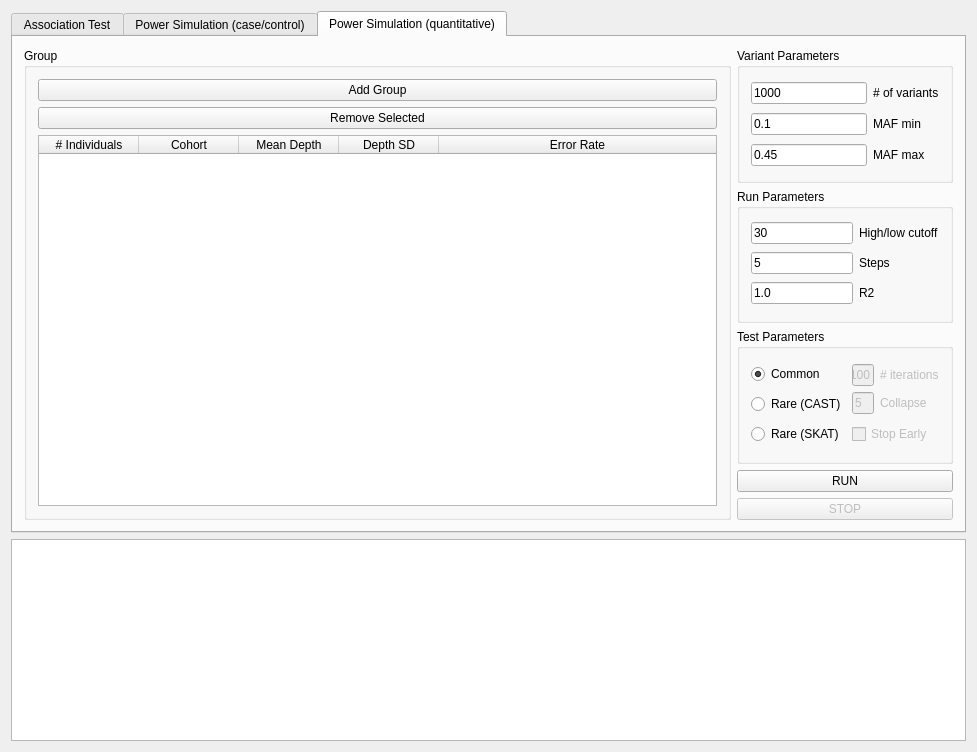
Before: the Qt Designer form gui/ui/mainwindow.ui in ScottMastro/VikNGS, drawn with Qt 5.
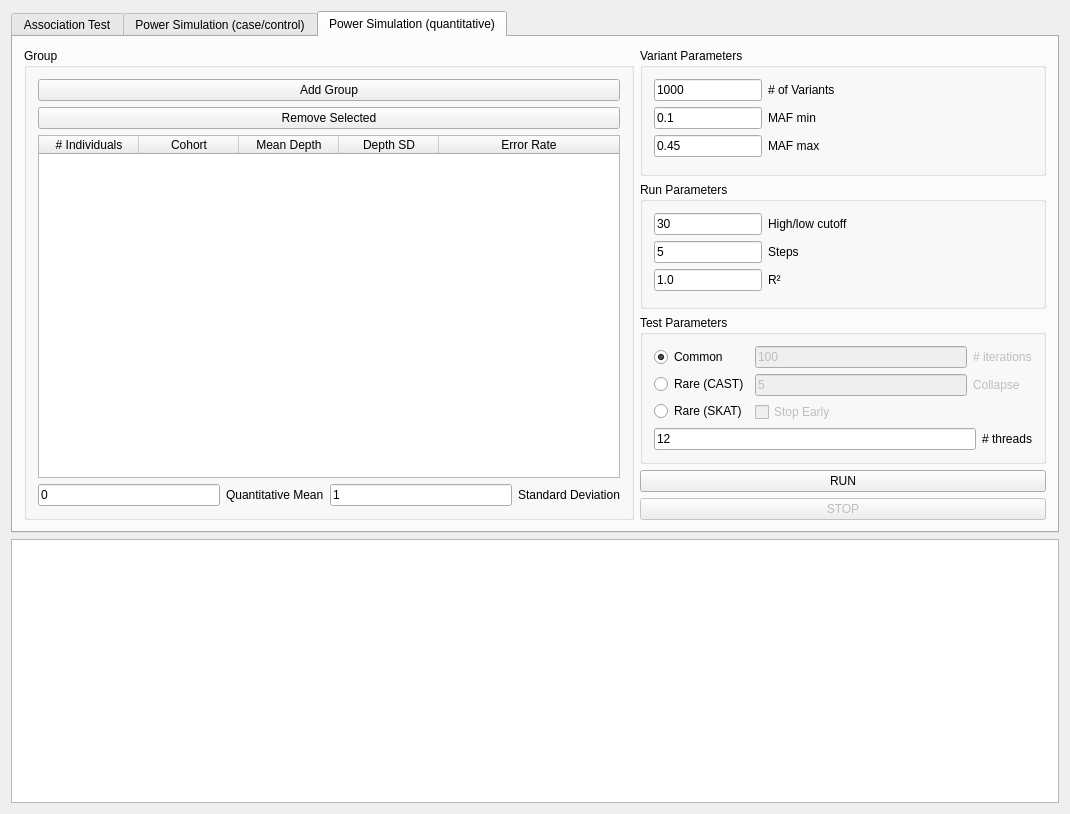
After: the same form once the commit is applied. The open tabs and pages were chosen to show the change.

Patch:
```diff
--- a/gui/ui/mainwindow.ui
+++ b/gui/ui/mainwindow.ui
@@ -6,8 +6,8 @@
    <rect>
     <x>0</x>
     <y>0</y>
-    <width>977</width>
-    <height>752</height>
+    <width>1070</width>
+    <height>814</height>
    </rect>
   </property>
   <property name="windowTitle">
@@ -958,7 +958,7 @@
        <attribute name="title">
         <string>Power Simulation (quantitative)</string>
        </attribute>
-       <layout class="QHBoxLayout" name="horizontalLayout_10" stretch="4,1">
+       <layout class="QHBoxLayout" name="horizontalLayout_10" stretch="3,2">
         <item>
          <widget class="QGroupBox" name="qsim_groupGrp">
           <property name="title">
@@ -1021,6 +1021,44 @@
              </column>
             </widget>
            </item>
+           <item>
+            <layout class="QGridLayout" name="gridLayout_7">
+             <item row="0" column="2">
+              <widget class="QLineEdit" name="qsim_sdTxt">
+               <property name="text">
+                <string>1</string>
+               </property>
+              </widget>
+             </item>
+             <item row="0" column="0">
+              <widget class="QLineEdit" name="qsim_meanTxt">
+               <property name="text">
+                <string>0</string>
+               </property>
+              </widget>
+             </item>
+             <item row="0" column="1">
+              <widget class="QLabel" name="qsim_meanLbl">
+               <property name="toolTip">
+                <string>Any mean read depth less than this will be considered a low read group</string>
+               </property>
+               <property name="text">
+                <string>Quantitative Mean</string>
+               </property>
+              </widget>
+             </item>
+             <item row="0" column="3">
+              <widget class="QLabel" name="qsim_sdLbl">
+               <property name="toolTip">
+                <string>Any mean read depth less than this will be considered a low read group</string>
+               </property>
+               <property name="text">
+                <string>Standard Deviation</string>
+               </property>
+              </widget>
+             </item>
+            </layout>
+           </item>
           </layout>
          </widget>
         </item>
@@ -1031,7 +1069,23 @@
             <property name="title">
              <string>Variant Parameters</string>
             </property>
-            <layout class="QGridLayout" name="gridLayout_3">
+            <layout class="QVBoxLayout" name="verticalLayout_21">
+             <item>
+              <layout class="QFormLayout" name="formLayout_3">
+               <item row="0" column="0">
+                <widget class="QLineEdit" name="qsim_variantSizeTxt">
+                 <property name="text">
+                  <string>1000</string>
+                 </property>
+                </widget>
+               </item>
+               <item row="1" column="0">
+                <widget class="QLineEdit" name="qsim_variantMafMinTxt">
+                 <property name="text">
+                  <string>0.1</string>
+                 </property>
+                </widget>
+               </item>
              <item row="2" column="0">
               <widget class="QLineEdit" name="qsim_variantMafMaxTxt">
                <property name="text">
@@ -1039,30 +1093,23 @@
                </property>
               </widget>
              </item>
-             <item row="0" column="0">
-              <widget class="QLineEdit" name="qsim_variantSizeTxt">
-               <property name="text">
-                <string>1000</string>
-               </property>
-              </widget>
-             </item>
-             <item row="1" column="1">
-              <widget class="QLabel" name="qsim_variantMafMinLbl">
-               <property name="toolTip">
-                <string>Minor allele frequency</string>
-               </property>
-               <property name="text">
-                <string>MAF min</string>
-               </property>
-              </widget>
-             </item>
              <item row="0" column="1">
               <widget class="QLabel" name="qsim_variantSizeLbl">
                <property name="toolTip">
                 <string>Number of variants to test</string>
                </property>
                <property name="text">
-                <string># of variants</string>
+                  <string># of Variants</string>
+                 </property>
+                </widget>
+               </item>
+               <item row="1" column="1">
+                <widget class="QLabel" name="qsim_variantMafMinLbl">
+                 <property name="toolTip">
+                  <string>Minor allele frequency</string>
+                 </property>
+                 <property name="text">
+                  <string>MAF min</string>
                </property>
               </widget>
              </item>
@@ -1076,12 +1123,7 @@
                </property>
               </widget>
              </item>
-             <item row="1" column="0">
-              <widget class="QLineEdit" name="qsim_variantMafMinTxt">
-               <property name="text">
-                <string>0.1</string>
-               </property>
-              </widget>
+              </layout>
              </item>
             </layout>
            </widget>
@@ -1091,14 +1133,13 @@
             <property name="title">
              <string>Run Parameters</string>
             </property>
-            <layout class="QGridLayout" name="gridLayout_7">
-             <item row="1" column="1">
-              <widget class="QLabel" name="qsim_powerStepLbl">
-               <property name="toolTip">
-                <string>Mean read depth of sequencing group</string>
-               </property>
+            <layout class="QVBoxLayout" name="verticalLayout_22">
+             <item>
+              <layout class="QFormLayout" name="formLayout_2">
+               <item row="0" column="0">
+                <widget class="QLineEdit" name="qsim_groupHighLowTxt">
                <property name="text">
-                <string>Steps</string>
+                  <string>30</string>
                </property>
               </widget>
              </item>
@@ -1119,20 +1160,13 @@
                </property>
               </widget>
              </item>
-             <item row="0" column="0">
-              <widget class="QLineEdit" name="qsim_groupHighLowTxt">
-               <property name="text">
-                <string>30</string>
-               </property>
-              </widget>
-             </item>
-             <item row="2" column="1">
-              <widget class="QLabel" name="qsim_R2Lbl">
+               <item row="1" column="1">
+                <widget class="QLabel" name="qsim_powerStepLbl">
                <property name="toolTip">
                 <string>Odds ratio of disease</string>
                </property>
                <property name="text">
-                <string>R2</string>
+                  <string>Steps</string>
                </property>
               </widget>
              </item>
@@ -1143,6 +1177,18 @@
                </property>
               </widget>
              </item>
+               <item row="2" column="1">
+                <widget class="QLabel" name="qsim_R2Lbl">
+                 <property name="toolTip">
+                  <string>Odds ratio of disease</string>
+                 </property>
+                 <property name="text">
+                  <string>R²</string>
+                 </property>
+                </widget>
+               </item>
+              </layout>
+             </item>
             </layout>
            </widget>
           </item>
@@ -1151,7 +1197,9 @@
             <property name="title">
              <string>Test Parameters</string>
             </property>
-            <layout class="QHBoxLayout" name="horizontalLayout_6">
+            <layout class="QVBoxLayout" name="verticalLayout_18">
+             <item>
+              <layout class="QHBoxLayout" name="horizontalLayout_14">
              <item>
               <layout class="QVBoxLayout" name="verticalLayout_15">
                <item>
@@ -1240,6 +1288,26 @@
                  </property>
                  <property name="text">
                   <string>Stop Early</string>
+                   </property>
+                  </widget>
+                 </item>
+                </layout>
+               </item>
+              </layout>
+             </item>
+             <item>
+              <layout class="QHBoxLayout" name="horizontalLayout_6">
+               <item>
+                <widget class="QLineEdit" name="sim_threadsTxt_2">
+                 <property name="text">
+                  <string>12</string>
+                 </property>
+                </widget>
+               </item>
+               <item>
+                <widget class="QLabel" name="sim_threadsLbl_2">
+                 <property name="text">
+                  <string># threads</string>
                  </property>
                 </widget>
                </item>
```
Left out of the diff: 4 changed lines with no effect on the pictures. Lines whose indentation alone changed are shown as unchanged.
